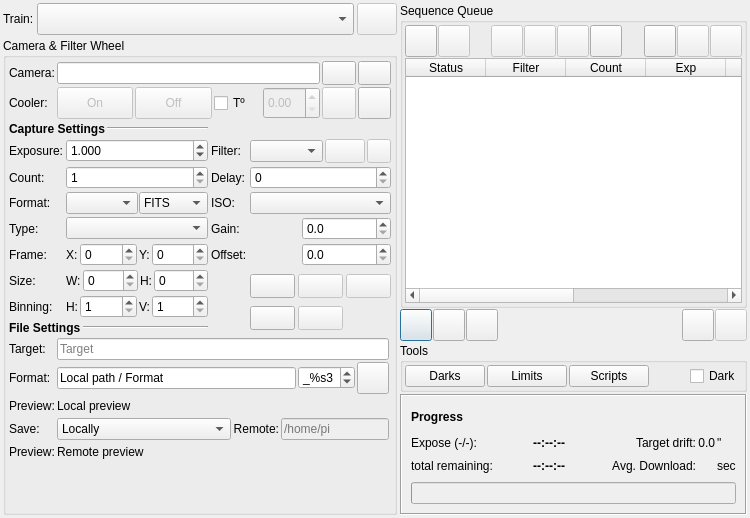
Before: the Qt Designer form kstars/ekos/capture/capture.ui in KDE/kstars, drawn with Qt 5.
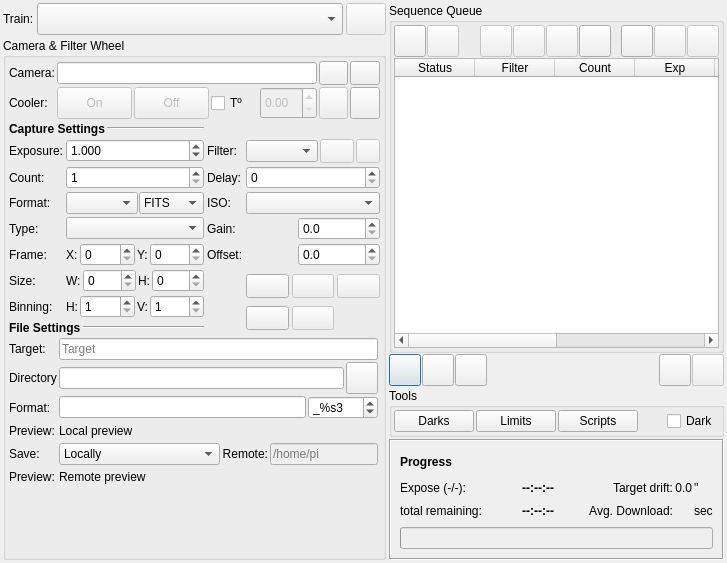
After: the same form once the commit is applied. Icons and pictures are not drawn. Custom widgets are drawn as their Qt base class.

Commit message: Preliminary fixes for placeholder changes. Separate base pictures directory from placeholder format

What changed in the file:
```diff
--- a/kstars/ekos/capture/capture.ui
+++ b/kstars/ekos/capture/capture.ui
@@ -6,8 +6,8 @@
    <rect>
     <x>0</x>
     <y>0</y>
-    <width>750</width>
-    <height>518</height>
+    <width>727</width>
+    <height>563</height>
    </rect>
   </property>
   <layout class="QHBoxLayout" name="horizontalLayout_5">
@@ -897,44 +897,6 @@
           <property name="spacing">
            <number>2</number>
           </property>
-          <item row="4" column="0">
-           <widget class="QLabel" name="label_10">
-            <property name="minimumSize">
-             <size>
-              <width>0</width>
-              <height>20</height>
-             </size>
-            </property>
-            <property name="text">
-             <string>Preview:</string>
-            </property>
-           </widget>
-          </item>
-          <item row="1" column="5">
-           <widget class="QPushButton" name="selectFileDirectoryB">
-            <property name="sizePolicy">
-             <sizepolicy hsizetype="Fixed" vsizetype="Fixed">
-              <horstretch>0</horstretch>
-              <verstretch>0</verstretch>
-             </sizepolicy>
-            </property>
-            <property name="minimumSize">
-             <size>
-              <width>32</width>
-              <height>32</height>
-             </size>
-            </property>
-            <property name="maximumSize">
-             <size>
-              <width>32</width>
-              <height>32</height>
-             </size>
-            </property>
-            <property name="text">
-             <string/>
-            </property>
-           </widget>
-          </item>
           <item row="0" column="0">
            <widget class="QLabel" name="textLabel1_7">
             <property name="toolTip">
@@ -948,7 +910,7 @@
             </property>
            </widget>
           </item>
-          <item row="3" column="1">
+          <item row="7" column="1">
            <widget class="QComboBox" name="fileUploadModeS">
             <property name="sizePolicy">
              <sizepolicy hsizetype="Expanding" vsizetype="Fixed">
@@ -973,36 +935,6 @@
             </item>
            </widget>
           </item>
-          <item row="3" column="3" colspan="3">
-           <widget class="QLineEdit" name="fileRemoteDirT">
-            <property name="enabled">
-             <bool>false</bool>
-            </property>
-            <property name="placeholderText">
-             <string>/home/pi</string>
-            </property>
-           </widget>
-          </item>
-          <item row="3" column="2">
-           <widget class="QLabel" name="label_2">
-            <property name="toolTip">
-             <string>When storing images on remote devices, specify the directory where captured images are saved to.</string>
-            </property>
-            <property name="text">
-             <string>Remote:</string>
-            </property>
-            <property name="alignment">
-             <set>Qt::AlignRight|Qt::AlignTrailing|Qt::AlignVCenter</set>
-            </property>
-           </widget>
-          </item>
-          <item row="1" column="1" colspan="3">
-           <widget class="QLineEdit" name="fileDirectoryT">
-            <property name="text">
-             <string>Local path / Format</string>
-            </property>
-           </widget>
-          </item>
           <item row="0" column="1" colspan="5">
            <widget class="QLineEdit" name="filePrefixT">
             <property name="placeholderText">
@@ -1013,7 +945,38 @@
             </property>
            </widget>
           </item>
-          <item row="3" column="0">
+          <item row="6" column="1" colspan="6">
+           <widget class="QLabel" name="FilenamePreviewLabel">
+            <property name="sizePolicy">
+             <sizepolicy hsizetype="Maximum" vsizetype="Maximum">
+              <horstretch>0</horstretch>
+              <verstretch>0</verstretch>
+             </sizepolicy>
+            </property>
+            <property name="font">
+             <font>
+              <pointsize>9</pointsize>
+             </font>
+            </property>
+            <property name="text">
+             <string>Local preview</string>
+            </property>
+           </widget>
+          </item>
+          <item row="7" column="2">
+           <widget class="QLabel" name="label_2">
+            <property name="toolTip">
+             <string>When storing images on remote devices, specify the directory where captured images are saved to.</string>
+            </property>
+            <property name="text">
+             <string>Remote:</string>
+            </property>
+            <property name="alignment">
+             <set>Qt::AlignRight|Qt::AlignTrailing|Qt::AlignVCenter</set>
+            </property>
+           </widget>
+          </item>
+          <item row="7" column="0">
            <widget class="QLabel" name="label_4">
             <property name="toolTip">
              <string>&lt;html&gt;&lt;head/&gt;&lt;body&gt;&lt;p&gt;Select how captured images are uploaded:&lt;/p&gt;&lt;ol style=&quot;margin-top: 0px; margin-bottom: 0px; margin-left: 0px; margin-right: 0px; -qt-list-indent: 1;&quot;&gt;&lt;li style=&quot; margin-top:12px; margin-bottom:0px; margin-left:0px; margin-right:0px; -qt-block-indent:0; text-indent:0px;&quot;&gt;&lt;span style=&quot; font-weight:600;&quot;&gt;Locally&lt;/span&gt;: Captured images are saved locally on disk in the directory specified above.&lt;/li&gt;&lt;li style=&quot; margin-top:0px; margin-bottom:0px; margin-left:0px; margin-right:0px; -qt-block-indent:0; text-indent:0px;&quot;&gt;&lt;span style=&quot; font-weight:600;&quot;&gt;Remotely&lt;/span&gt;: When connecting to a remote device, select this option to save images on the remote device only. No images are uploaded to Ekos.&lt;/li&gt;&lt;li style=&quot; margin-top:0px; margin-bottom:12px; margin-left:0px; margin-right:0px; -qt-block-indent:0; text-indent:0px;&quot;&gt;&lt;span style=&quot; font-weight:600;&quot;&gt;Both&lt;/span&gt;: Captured images are saved on both the remote computer &lt;span style=&quot; font-weight:600;&quot;&gt;and&lt;/span&gt; on the local disk as well.&lt;/li&gt;&lt;/ol&gt;&lt;p&gt;When selecting &lt;span style=&quot; font-style:italic;&quot;&gt;Remotely&lt;/span&gt; or &lt;span style=&quot; font-style:italic;&quot;&gt;Both&lt;/span&gt;, you must specify the remote directory where the remote images are saved to. By default, all captured images are saved &lt;span style=&quot; font-style:italic;&quot;&gt;Locally&lt;/span&gt;.&lt;/p&gt;&lt;/body&gt;&lt;/html&gt;</string>
@@ -1023,20 +986,7 @@
             </property>
            </widget>
           </item>
-          <item row="1" column="0">
-           <widget class="QLabel" name="textLabel1_18">
-            <property name="toolTip">
-             <string>&lt;html&gt;&lt;head/&gt;&lt;body&gt;&lt;p&gt;Format is used to define the image file names by the use of placeholder tags.&lt;/p&gt;&lt;ul style=&quot;margin-top: 0px; margin-bottom: 0px; margin-left: 0px; margin-right: 0px; -qt-list-indent: 1;&quot;&gt;&lt;li style=&quot; margin-top:12px; margin-bottom:0px; margin-left:0px; margin-right:0px; -qt-block-indent:0; text-indent:0px;&quot;&gt;Placeholder&lt;span style=&quot; font-weight:700;&quot;&gt; %f&lt;/span&gt; or &lt;span style=&quot; font-weight:700;&quot;&gt;%filename&lt;/span&gt;: The name of the .esq file, without extension.&lt;/li&gt;&lt;li style=&quot; margin-top:0px; margin-bottom:0px; margin-left:0px; margin-right:0px; -qt-block-indent:0; text-indent:0px;&quot;&gt;Placeholder&lt;span style=&quot; font-weight:700;&quot;&gt; %D&lt;/span&gt; or &lt;span style=&quot; font-weight:700;&quot;&gt;%Datetime&lt;/span&gt;: The current time and date &lt;span style=&quot; font-weight:700;&quot;&gt;when the file is saved.&lt;/span&gt;&lt;/li&gt;&lt;li style=&quot; margin-top:0px; margin-bottom:0px; margin-left:0px; margin-right:0px; -qt-block-indent:0; text-indent:0px;&quot;&gt;Placeholder&lt;span style=&quot; font-weight:700;&quot;&gt; %T&lt;/span&gt; or &lt;span style=&quot; font-weight:700;&quot;&gt;%Type&lt;/span&gt;: The frame type eg: 'Light', 'Bias', 'Dark', 'Flat'...&lt;/li&gt;&lt;li style=&quot; margin-top:0px; margin-bottom:0px; margin-left:0px; margin-right:0px; -qt-block-indent:0; text-indent:0px;&quot;&gt;Placeholder&lt;span style=&quot; font-weight:700;&quot;&gt; %e&lt;/span&gt; or &lt;span style=&quot; font-weight:700;&quot;&gt;%exposure&lt;/span&gt;: The exposure duration in seconds.&lt;/li&gt;&lt;li style=&quot; margin-top:0px; margin-bottom:0px; margin-left:0px; margin-right:0px; -qt-block-indent:0; text-indent:0px;&quot;&gt;Placeholder&lt;span style=&quot; font-weight:700;&quot;&gt; %F&lt;/span&gt; or &lt;span style=&quot; font-weight:700;&quot;&gt;%Filter&lt;/span&gt;: The active filter name.&lt;/li&gt;&lt;li style=&quot; margin-top:0px; margin-bottom:0px; margin-left:0px; margin-right:0px; -qt-block-indent:0; text-indent:0px;&quot;&gt;Placeholder&lt;span style=&quot; font-weight:700;&quot;&gt; %t&lt;/span&gt; or &lt;span style=&quot; font-weight:700;&quot;&gt;%target&lt;/span&gt;: The Target name.&lt;/li&gt;&lt;li style=&quot; margin-top:0px; margin-bottom:12px; margin-left:0px; margin-right:0px; -qt-block-indent:0; text-indent:0px;&quot;&gt;Placeholder&lt;span style=&quot; font-weight:700;&quot;&gt; %s*&lt;/span&gt; or &lt;span style=&quot; font-weight:700;&quot;&gt;%sequence&lt;/span&gt;: The image sequence identifier where * is the number of digits used (1-9). &lt;span style=&quot; font-weight:700;&quot;&gt;This tag is mandatory and must be the last element in the format.&lt;/span&gt;&lt;/li&gt;&lt;/ul&gt;&lt;p&gt;Arbitary text may also be included within the Format string, &lt;span style=&quot; font-weight:700;&quot;&gt;except the % and \ characters.&lt;/span&gt; The / path character can be used to define aribtary directories.&lt;/p&gt;&lt;p&gt;Notes:&lt;/p&gt;&lt;ul style=&quot;margin-top: 0px; margin-bottom: 0px; margin-left: 0px; margin-right: 0px; -qt-list-indent: 1;&quot;&gt;&lt;li style=&quot; margin-top:0px; margin-bottom:0px; margin-left:0px; margin-right:0px; -qt-block-indent:0; text-indent:0px;&quot;&gt;Tags are case sensitive in both their short and long forms.&lt;/li&gt;&lt;li style=&quot; margin-top:0px; margin-bottom:0px; margin-left:0px; margin-right:0px; -qt-block-indent:0; text-indent:0px;&quot;&gt;Only use the %Datetime tag in the filename portion of the format, not in the path definition.&lt;/li&gt;&lt;/ul&gt;&lt;/body&gt;&lt;/html&gt;</string>
-            </property>
-            <property name="whatsThis">
-             <string/>
-            </property>
-            <property name="text">
-             <string>Format:</string>
-            </property>
-           </widget>
-          </item>
-          <item row="2" column="0">
+          <item row="6" column="0">
            <widget class="QLabel" name="label_9">
             <property name="minimumSize">
              <size>
@@ -1049,25 +999,30 @@
             </property>
            </widget>
           </item>
-          <item row="2" column="1" colspan="6">
-           <widget class="QLabel" name="FilenamePreviewLabel">
-            <property name="sizePolicy">
-             <sizepolicy hsizetype="Maximum" vsizetype="Maximum">
-              <horstretch>0</horstretch>
-              <verstretch>0</verstretch>
-             </sizepolicy>
+          <item row="1" column="0">
+           <widget class="QLabel" name="textLabel1_18">
+            <property name="toolTip">
+             <string>&lt;html&gt;&lt;head/&gt;&lt;body&gt;&lt;p&gt;Base local capture directory&lt;/p&gt;&lt;/body&gt;&lt;/html&gt;</string>
             </property>
-            <property name="font">
-             <font>
-              <pointsize>9</pointsize>
-             </font>
+            <property name="whatsThis">
+             <string/>
             </property>
             <property name="text">
-             <string>Local preview</string>
+             <string>Directory</string>
             </property>
            </widget>
           </item>
-          <item row="4" column="1" colspan="6">
+          <item row="7" column="3" colspan="3">
+           <widget class="QLineEdit" name="fileRemoteDirT">
+            <property name="enabled">
+             <bool>false</bool>
+            </property>
+            <property name="placeholderText">
+             <string>/home/pi</string>
+            </property>
+           </widget>
+          </item>
+          <item row="8" column="1" colspan="6">
            <widget class="QLabel" name="RemotePreviewLabel">
             <property name="sizePolicy">
              <sizepolicy hsizetype="Maximum" vsizetype="Maximum">
@@ -1085,7 +1040,58 @@
             </property>
            </widget>
           </item>
-          <item row="1" column="4">
+          <item row="1" column="5">
+           <widget class="QPushButton" name="selectFileDirectoryB">
+            <property name="sizePolicy">
+             <sizepolicy hsizetype="Fixed" vsizetype="Fixed">
+              <horstretch>0</horstretch>
+              <verstretch>0</verstretch>
+             </sizepolicy>
+            </property>
+            <property name="minimumSize">
+             <size>
+              <width>32</width>
+              <height>32</height>
+             </size>
+            </property>
+            <property name="maximumSize">
+             <size>
+              <width>32</width>
+              <height>32</height>
+             </size>
+            </property>
+            <property name="text">
+             <string/>
+            </property>
+           </widget>
+          </item>
+          <item row="8" column="0">
+           <widget class="QLabel" name="label_10">
+            <property name="minimumSize">
+             <size>
+              <width>0</width>
+              <height>20</height>
+             </size>
+            </property>
+            <property name="text">
+             <string>Preview:</string>
+            </property>
+           </widget>
+          </item>
+          <item row="2" column="0">
+           <widget class="QLabel" name="label_3">
+            <property name="toolTip">
+             <string>&lt;html&gt;&lt;head/&gt;&lt;body&gt;&lt;p&gt;Format is used to define the image file names by the use of placeholder tags.&lt;/p&gt;&lt;ul style=&quot;margin-top: 0px; margin-bottom: 0px; margin-left: 0px; margin-right: 0px; -qt-list-indent: 1;&quot;&gt;&lt;li style=&quot; margin-top:12px; margin-bottom:0px; margin-left:0px; margin-right:0px; -qt-block-indent:0; text-indent:0px;&quot;&gt;Placeholder&lt;span style=&quot; font-weight:700;&quot;&gt; %f&lt;/span&gt; or &lt;span style=&quot; font-weight:700;&quot;&gt;%filename&lt;/span&gt;: The name of the .esq file, without extension.&lt;/li&gt;&lt;li style=&quot; margin-top:0px; margin-bottom:0px; margin-left:0px; margin-right:0px; -qt-block-indent:0; text-indent:0px;&quot;&gt;Placeholder&lt;span style=&quot; font-weight:700;&quot;&gt; %D&lt;/span&gt; or &lt;span style=&quot; font-weight:700;&quot;&gt;%Datetime&lt;/span&gt;: The current time and date &lt;span style=&quot; font-weight:700;&quot;&gt;when the file is saved.&lt;/span&gt;&lt;/li&gt;&lt;li style=&quot; margin-top:0px; margin-bottom:0px; margin-left:0px; margin-right:0px; -qt-block-indent:0; text-indent:0px;&quot;&gt;Placeholder&lt;span style=&quot; font-weight:700;&quot;&gt; %T&lt;/span&gt; or &lt;span style=&quot; font-weight:700;&quot;&gt;%Type&lt;/span&gt;: The frame type eg: 'Light', 'Bias', 'Dark', 'Flat'...&lt;/li&gt;&lt;li style=&quot; margin-top:0px; margin-bottom:0px; margin-left:0px; margin-right:0px; -qt-block-indent:0; text-indent:0px;&quot;&gt;Placeholder&lt;span style=&quot; font-weight:700;&quot;&gt; %e&lt;/span&gt; or &lt;span style=&quot; font-weight:700;&quot;&gt;%exposure&lt;/span&gt;: The exposure duration in seconds.&lt;/li&gt;&lt;li style=&quot; margin-top:0px; margin-bottom:0px; margin-left:0px; margin-right:0px; -qt-block-indent:0; text-indent:0px;&quot;&gt;Placeholder&lt;span style=&quot; font-weight:700;&quot;&gt; %F&lt;/span&gt; or &lt;span style=&quot; font-weight:700;&quot;&gt;%Filter&lt;/span&gt;: The active filter name.&lt;/li&gt;&lt;li style=&quot; margin-top:0px; margin-bottom:0px; margin-left:0px; margin-right:0px; -qt-block-indent:0; text-indent:0px;&quot;&gt;Placeholder&lt;span style=&quot; font-weight:700;&quot;&gt; %t&lt;/span&gt; or &lt;span style=&quot; font-weight:700;&quot;&gt;%target&lt;/span&gt;: The Target name.&lt;/li&gt;&lt;li style=&quot; margin-top:0px; margin-bottom:12px; margin-left:0px; margin-right:0px; -qt-block-indent:0; text-indent:0px;&quot;&gt;Placeholder&lt;span style=&quot; font-weight:700;&quot;&gt; %s*&lt;/span&gt; or &lt;span style=&quot; font-weight:700;&quot;&gt;%sequence&lt;/span&gt;: The image sequence identifier where * is the number of digits used (1-9). &lt;span style=&quot; font-weight:700;&quot;&gt;This tag is mandatory and must be the last element in the format.&lt;/span&gt;&lt;/li&gt;&lt;/ul&gt;&lt;p&gt;Arbitary text may also be included within the Format string, &lt;span style=&quot; font-weight:700;&quot;&gt;except the % and \ characters.&lt;/span&gt; The / path character can be used to define aribtary directories.&lt;/p&gt;&lt;p&gt;Notes:&lt;/p&gt;&lt;ul style=&quot;margin-top: 0px; margin-bottom: 0px; margin-left: 0px; margin-right: 0px; -qt-list-indent: 1;&quot;&gt;&lt;li style=&quot; margin-top:0px; margin-bottom:0px; margin-left:0px; margin-right:0px; -qt-block-indent:0; text-indent:0px;&quot;&gt;Tags are case sensitive in both their short and long forms.&lt;/li&gt;&lt;li style=&quot; margin-top:0px; margin-bottom:0px; margin-left:0px; margin-right:0px; -qt-block-indent:0; text-indent:0px;&quot;&gt;Only use the %Datetime tag in the filename portion of the format, not in the path definition.&lt;/li&gt;&lt;/ul&gt;&lt;/body&gt;&lt;/html&gt;</string>
+            </property>
+            <property name="text">
+             <string>Format:</string>
+            </property>
+           </widget>
+          </item>
+          <item row="2" column="1" colspan="3">
+           <widget class="QLineEdit" name="placeholderFormatT"/>
+          </item>
+          <item row="2" column="4" colspan="2">
            <widget class="QSpinBox" name="formatSuffixN">
             <property name="toolTip">
              <string>&lt;html&gt;&lt;head/&gt;&lt;body&gt;&lt;p&gt;Number of digits used to append the sequence number to the filename.&lt;/p&gt;&lt;/body&gt;&lt;/html&gt;</string>
@@ -1104,6 +1110,9 @@
             </property>
            </widget>
           </item>
+          <item row="1" column="1" colspan="4">
+           <widget class="QLineEdit" name="fileDirectoryT"/>
+          </item>
          </layout>
         </item>
         <item row="3" column="3">
```
The commit also changes 6 other files.
